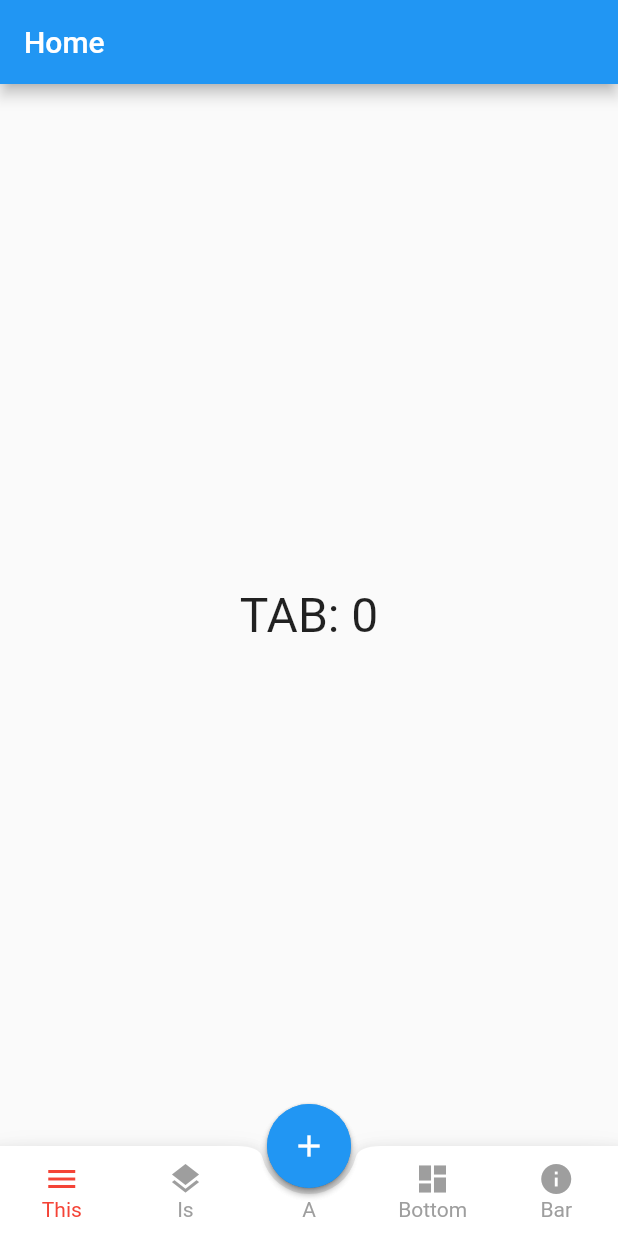
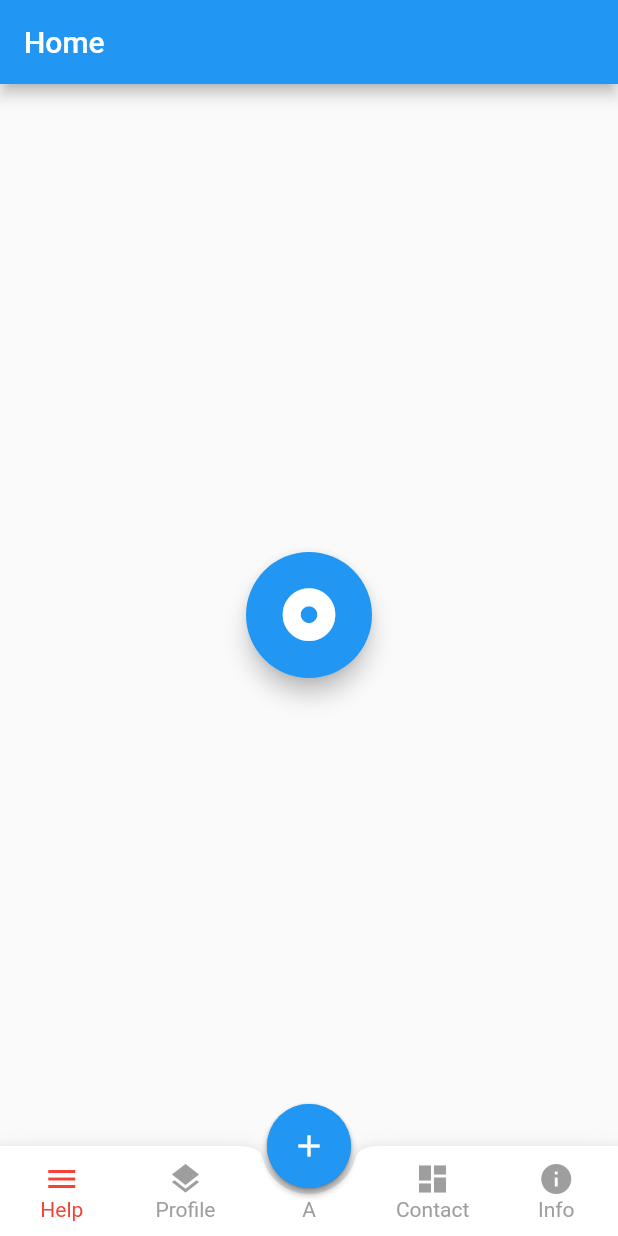
Before and after one commit to joeblankenship1/hopehelpstrength, a Flutter app: the screen it shows after launch, on a phone screen of 412 x 824 dp. Run offline on Flutter 3.47's test engine with Material 2 defaults, Android fonts, the phone set to English and light mode, and no system bars; our stand-ins replace font_awesome_flutter.

Commit message:
adding radial menu

```diff
--- a/app/hopehelpstrength/lib/main.dart
+++ b/app/hopehelpstrength/lib/main.dart
@@ -2,6 +2,7 @@ import 'package:hopehelpstrength/fab_with_icons.dart';
 import 'package:hopehelpstrength/fab_bottom_app_bar.dart';
 import 'package:hopehelpstrength/layout.dart';
 import 'package:flutter/material.dart';
+import 'package:hopehelpstrength/widgets/radial_menu.dart';
 
 void main() => runApp(MyApp());
 
@@ -58,12 +59,7 @@ class _MyHomePageState extends State<MyHomePage> with TickerProviderStateMixin {
       appBar: AppBar(
         title: Text(widget.title),
       ),
-      body: Center(
-        child: Text(
-          _lastSelected,
-          style: TextStyle(fontSize: 32.0),
-        ),
-      ),
+      body: SizedBox.expand(child: RadialMenu()),
       bottomNavigationBar: FABBottomAppBar(
         centerItemText: 'A',
         color: Colors.grey,
@@ -71,10 +67,10 @@ class _MyHomePageState extends State<MyHomePage> with TickerProviderStateMixin {
         notchedShape: CircularNotchedRectangle(),
         onTabSelected: _selectedTab,
         items: [
-          FABBottomAppBarItem(iconData: Icons.menu, text: 'This'),
-          FABBottomAppBarItem(iconData: Icons.layers, text: 'Is'),
-          FABBottomAppBarItem(iconData: Icons.dashboard, text: 'Bottom'),
-          FABBottomAppBarItem(iconData: Icons.info, text: 'Bar'),
+          FABBottomAppBarItem(iconData: Icons.menu, text: 'Help'),
+          FABBottomAppBarItem(iconData: Icons.layers, text: 'Profile'),
+          FABBottomAppBarItem(iconData: Icons.dashboard, text: 'Contact'),
+          FABBottomAppBarItem(iconData: Icons.info, text: 'Info'),
         ],
       ),
       floatingActionButtonLocation: FloatingActionButtonLocation.centerDocked,
--- /dev/null
+++ b/app/hopehelpstrength/lib/widgets/radial_menu.dart
@@ -0,0 +1,129 @@
+import 'package:flutter/material.dart';
+import 'dart:math';
+import 'package:vector_math/vector_math.dart' show radians, Vector3;
+import 'package:font_awesome_flutter/font_awesome_flutter.dart';
+
+class RadialMenu extends StatefulWidget {
+  createState() => _RadialMenuState();
+}
+
+class _RadialMenuState extends State<RadialMenu> with SingleTickerProviderStateMixin {
+
+  AnimationController controller;
+
+  @override
+  void initState() {
+    super.initState();
+    controller = AnimationController(duration: Duration(milliseconds: 900), vsync: this);
+    // ..addListener(() => setState(() {}));
+  }
+
+  @override
+  Widget build(BuildContext context) {
+    return RadialAnimation(controller: controller);
+  }
+
+  @override
+  void dispose() {
+    controller.dispose();
+    super.dispose();
+  }
+}
+
+
+class RadialAnimation extends StatelessWidget {
+  RadialAnimation({ Key key, this.controller }) :
+
+        translation = Tween<double>(
+          begin: 0.0,
+          end: 100.0,
+        ).animate(
+          CurvedAnimation(
+              parent: controller,
+              curve: Curves.elasticOut
+          ),
+        ),
+
+        scale = Tween<double>(
+          begin: 1.5,
+          end: 0.0,
+        ).animate(
+          CurvedAnimation(
+              parent: controller,
+              curve: Curves.fastOutSlowIn
+          ),
+        ),
+
+        rotation = Tween<double>(
+          begin: 0.0,
+          end: 360.0,
+        ).animate(
+          CurvedAnimation(
+            parent: controller,
+            curve: Interval(
+              0.0, 0.7,
+              curve: Curves.decelerate,
+            ),
+          ),
+        ),
+
+        super(key: key);
+
+  final AnimationController controller;
+  final Animation<double> rotation;
+  final Animation<double> translation;
+  final Animation<double> scale;
+
+  @override
+  Widget build(BuildContext context) {
+    return AnimatedBuilder(
+        animation: controller,
+        builder: (context, widget) {
+          return Transform.rotate(
+              angle: radians(rotation.value),
+              child: Stack(
+                  alignment: Alignment.center,
+                  children: <Widget>[
+                    _buildButton(0, color: Colors.red, icon: FontAwesomeIcons.thumbtack),
+                    _buildButton(45, color: Colors.green, icon:FontAwesomeIcons.sprayCan),
+                    _buildButton(90, color: Colors.orange, icon: FontAwesomeIcons.fire),
+                    _buildButton(135, color: Colors.blue, icon:FontAwesomeIcons.kiwiBird),
+                    _buildButton(180, color: Colors.black, icon:FontAwesomeIcons.cat),
+                    _buildButton(225, color: Colors.indigo, icon:FontAwesomeIcons.paw),
+                    _buildButton(270, color: Colors.pink, icon: FontAwesomeIcons.bong),
+                    _buildButton(315, color: Colors.yellow, icon:FontAwesomeIcons.bolt),
+                    Transform.scale(
+                      scale: scale.value - 1,
+                      child: FloatingActionButton(child: Icon(FontAwesomeIcons.timesCircle), onPressed: _close, backgroundColor: Colors.red),
+                    ),
+                    Transform.scale(
+                      scale: scale.value,
+                      child: FloatingActionButton(child: Icon(FontAwesomeIcons.solidDotCircle), onPressed: _open),
+                    )
+
+                  ])
+          );
+        });
+  }
+
+  _open() {
+    controller.forward();
+  }
+
+  _close() {
+    controller.reverse();
+  }
+
+  _buildButton(double angle, { Color color, IconData icon }) {
+    final double rad = radians(angle);
+    return Transform(
+        transform: Matrix4.identity()..translate(
+            (translation.value) * cos(rad),
+            (translation.value) * sin(rad)
+        ),
+
+        child: FloatingActionButton(
+            child: Icon(icon), backgroundColor: color, onPressed: _close, elevation: 0)
+    );
+  }
+}
--- a/app/hopehelpstrength/pubspec.yaml
+++ b/app/hopehelpstrength/pubspec.yaml
@@ -20,6 +20,8 @@ dependencies:
   flutter:
     sdk: flutter
   shared_preferences: ^0.5.3+4
+  vector_math: ^2.0.8
+  font_awesome_flutter: 8.4.0
 
   # The following adds the Cupertino Icons font to your application.
   # Use with the CupertinoIcons class for iOS style icons.
```
Also changed, not shown: app/hopehelpstrength/pubspec.lock, 3 other files.
